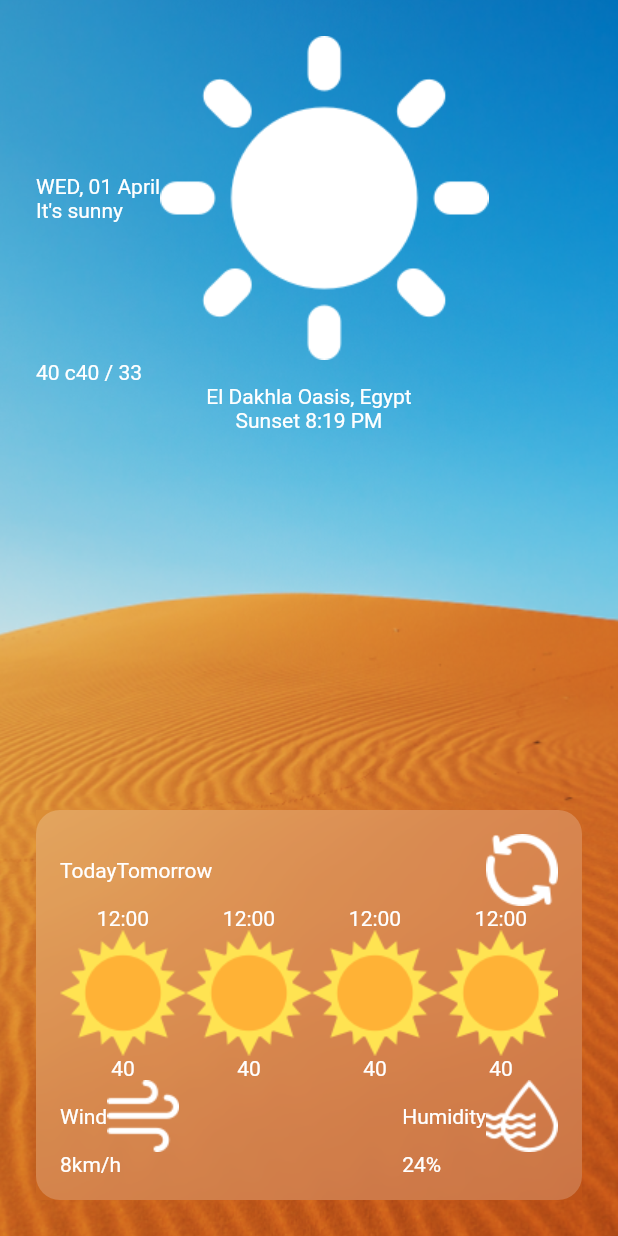
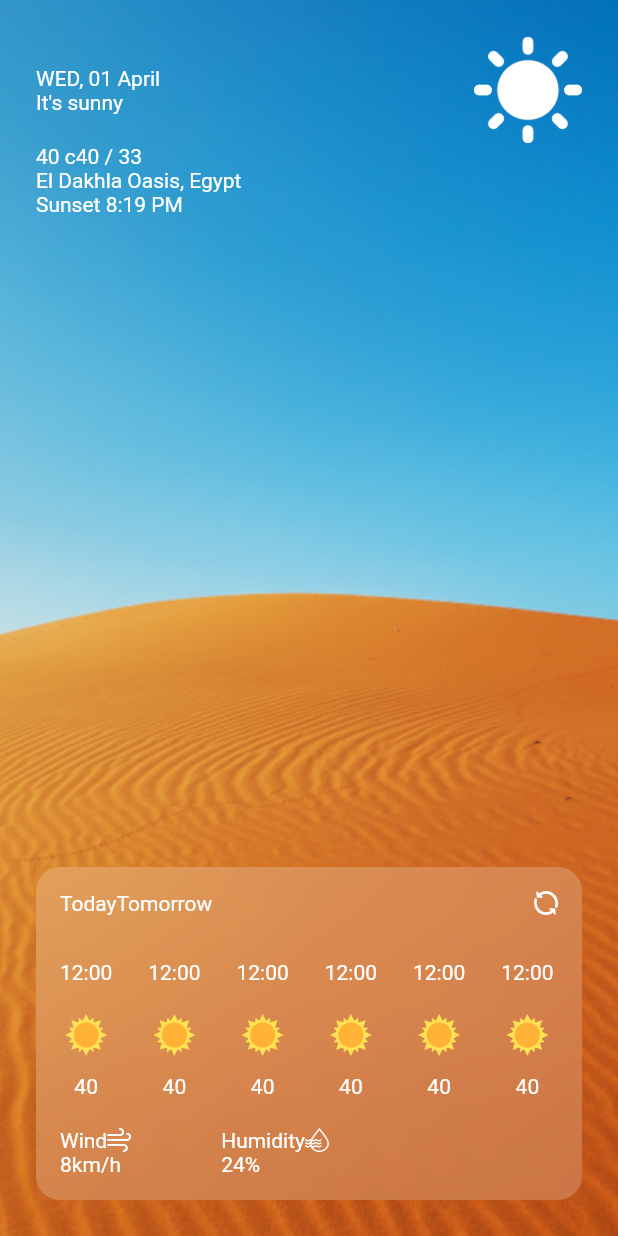
Before and after one commit to kajornsakp/weather_app, a Flutter app: the screen it shows after launch, on a phone screen of 412 x 824 dp. Run offline on Flutter 3.47's test engine with Material 2 defaults, Android fonts, the phone set to English and light mode, and no system bars.

Commit message:
adjust image size and spacing

```diff
--- a/lib/main.dart
+++ b/lib/main.dart
@@ -46,7 +46,12 @@ class HomePage extends StatelessWidget {
                           Text("It's sunny"),
                         ],
                       ),
-                      Image.asset("assets/bigsun.png")
+                      Spacer(),
+                      Image.asset(
+                        "assets/bigsun.png",
+                        width: 72,
+                        height: 72,
+                      )
                     ],
                   ),
                   Row(
@@ -55,8 +60,17 @@ class HomePage extends StatelessWidget {
                       Text("40 / 33"),
                     ],
                   ),
-                  Text("El Dakhla Oasis, Egypt"),
-                  Text("Sunset 8:19 PM"),
+                  Row(
+                    children: [
+                      Column(
+                        crossAxisAlignment: CrossAxisAlignment.start,
+                        children: [
+                          Text("El Dakhla Oasis, Egypt"),
+                          Text("Sunset 8:19 PM"),
+                        ],
+                      ),
+                    ],
+                  ),
                   Spacer(),
                   ClipRect(
                     child: BackdropFilter(
@@ -75,9 +89,14 @@ class HomePage extends StatelessWidget {
                                   Text('Today'),
                                   Text('Tomorrow'),
                                   Spacer(),
-                                  Image.asset('assets/refresh.png')
+                                  Image.asset(
+                                    'assets/refresh.png',
+                                    width: 16,
+                                    height: 16,
+                                  )
                                 ],
                               ),
+                              SizedBox(height: 30,),
                               SingleChildScrollView(
                                 scrollDirection: Axis.horizontal,
                                 child: Row(
@@ -85,46 +104,117 @@ class HomePage extends StatelessWidget {
                                     Column(
                                       children: [
                                         Text("12:00"),
-                                        Image.asset('assets/sunny.png'),
-                                        Text("40")
-                                      ],
-                                    ),Column(
-                                      children: [
-                                        Text("12:00"),
-                                        Image.asset('assets/sunny.png'),
-                                        Text("40")
-                                      ],
-                                    ),Column(
-                                      children: [
-                                        Text("12:00"),
-                                        Image.asset('assets/sunny.png'),
-                                        Text("40")
-                                      ],
-                                    ),Column(
-                                      children: [
-                                        Text("12:00"),
-                                        Image.asset('assets/sunny.png'),
-                                        Text("40")
-                                      ],
-                                    ),Column(
-                                      children: [
-                                        Text("12:00"),
-                                        Image.asset('assets/sunny.png'),
-                                        Text("40")
-                                      ],
-                                    ),Column(
-                                      children: [
-                                        Text("12:00"),
-                                        Image.asset('assets/sunny.png'),
+                                        SizedBox(height: 20),
+                                        Image.asset(
+                                          'assets/sunny.png',
+                                          width: 28,
+                                          height: 28,
+                                        ),
+                                        SizedBox(height: 12),
                                         Text("40")
                                       ],
                                     ),
+                                    SizedBox(
+                                      width: 24,
+                                    ),
+                                    Column(
+                                      children: [
+                                        Text("12:00"),
+                                        SizedBox(height: 20),
+                                        Image.asset(
+                                          'assets/sunny.png',
+                                          width: 28,
+                                          height: 28,
+                                        ),
+                                        SizedBox(height: 12),
+                                        Text("40")
+                                      ],
+                                    ),
+                                    SizedBox(
+                                      width: 24,
+                                    ),
+                                    Column(
+                                      children: [
+                                        Text("12:00"),
+                                        SizedBox(height: 20),
+                                        Image.asset(
+                                          'assets/sunny.png',
+                                          width: 28,
+                                          height: 28,
+                                        ),
+                                        SizedBox(height: 12),
+                                        Text("40")
+                                      ],
+                                    ),
+                                    SizedBox(
+                                      width: 24,
+                                    ),
+                                    Column(
+                                      children: [
+                                        Text("12:00"),
+                                        SizedBox(height: 20),
+                                        Image.asset(
+                                          'assets/sunny.png',
+                                          width: 28,
+                                          height: 28,
+                                        ),
+                                        SizedBox(height: 12),
+                                        Text("40")
+                                      ],
+                                    ),
+                                    SizedBox(
+                                      width: 24,
+                                    ),
+                                    Column(
+                                      children: [
+                                        Text("12:00"),
+                                        SizedBox(height: 20),
+                                        Image.asset(
+                                          'assets/sunny.png',
+                                          width: 28,
+                                          height: 28,
+                                        ),
+                                        SizedBox(height: 12),
+                                        Text("40")
+                                      ],
+                                    ),
+                                    SizedBox(
+                                      width: 24,
+                                    ),
+                                    Column(
+                                      children: [
+                                        Text("12:00"),
+                                        SizedBox(height: 20),
+                                        Image.asset(
+                                          'assets/sunny.png',
+                                          width: 28,
+                                          height: 28,
+                                        ),
+                                        SizedBox(height: 12),
+                                        Text("40")
+                                      ],
+                                    ),
+                                    SizedBox(
+                                      width: 24,
+                                    ),
+                                    Column(
+                                      children: [
+                                        Text("12:00"),
+                                        SizedBox(height: 20),
+                                        Image.asset(
+                                          'assets/sunny.png',
+                                          width: 28,
+                                          height: 28,
+                                        ),
+                                        SizedBox(height: 12),
+                                        Text("40")
+                                      ],
+                                    )
                                   ],
                                 ),
                               ),
+                              SizedBox(height: 20,),
                               Row(
-                                mainAxisAlignment:
-                                    MainAxisAlignment.spaceBetween,
                                 children: [
                                   Column(
                                     crossAxisAlignment:
@@ -133,12 +223,13 @@ class HomePage extends StatelessWidget {
                                       Row(
                                         children: [
                                           Text("Wind"),
-                                          Image.asset('assets/windy.png')
+                                          Image.asset('assets/windy.png', height: 16,)
                                         ],
                                       ),
                                       Text("8km/h")
                                     ],
                                   ),
+                                  SizedBox(width: 60,),
                                   Column(
                                     crossAxisAlignment:
                                         CrossAxisAlignment.start,
@@ -146,7 +237,7 @@ class HomePage extends StatelessWidget {
                                       Row(
                                         children: [
                                           Text("Humidity"),
-                                          Image.asset('assets/humidity.png')
+                                          Image.asset('assets/humidity.png', height: 16,)
                                         ],
                                       ),
                                       Text("24%"),
```
